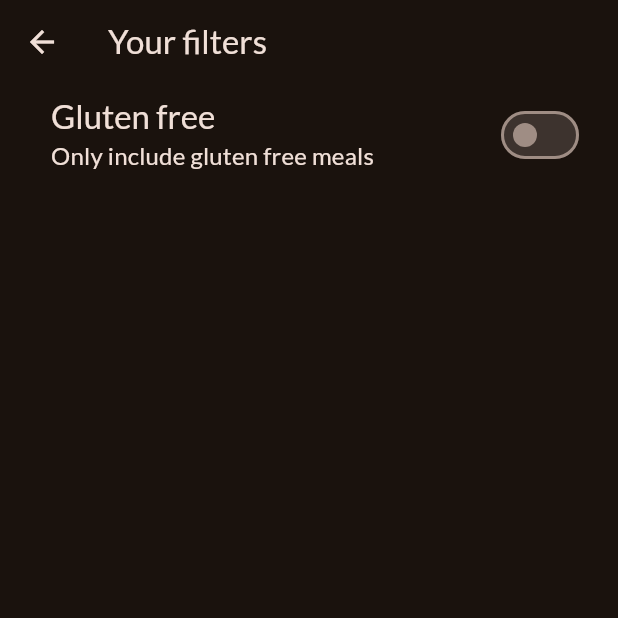
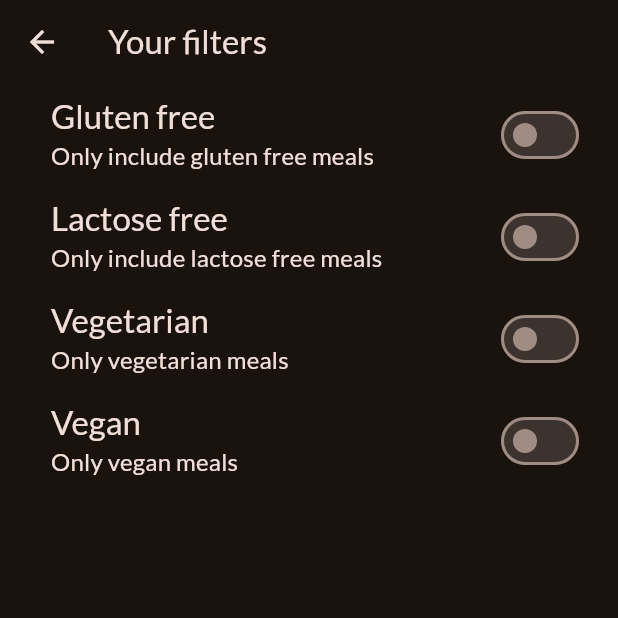
Before and after one commit to ishansaxena022/meals_app, a Flutter app: the FilterScreen screen opened directly, on a phone screen of 412 x 824 dp, the top half of it. Run offline on Flutter 3.47's test engine with Material 3 defaults, Android fonts, the phone set to English and light mode, and no system bars; our stand-ins replace google_fonts, transparent_image.

Commit message:
22 Adding more filters

```diff
--- a/lib/screens/filter.dart
+++ b/lib/screens/filter.dart
@@ -12,6 +12,10 @@ class FilterScreen extends StatefulWidget{
 class _FilterScreenState extends State<FilterScreen>{
 
   var _glutenFreeFilter = false;
+  var _lactoseFreeFilter = false;
+  var _veganFilter = false;
+  var _vegetarianFilter = false;
+
   @override
   Widget build(BuildContext context) {
     return Scaffold(
@@ -31,7 +35,7 @@ class _FilterScreenState extends State<FilterScreen>{
       // }),
       body: Column(
         children: [
-          SwitchListTile(
+          SwitchListTile( //GlutenFree
             value: _glutenFreeFilter,
             onChanged: (isChecked){
               setState(() {
@@ -46,6 +50,54 @@ class _FilterScreenState extends State<FilterScreen>{
             ),),
             activeColor: Theme.of(context).colorScheme.tertiary,
             contentPadding: const EdgeInsets.only(left: 34,right: 22),
+          ),
+          SwitchListTile( //LactoseFree
+            value: _lactoseFreeFilter,
+            onChanged: (isChecked){
+              setState(() {
+                _lactoseFreeFilter = isChecked;
+              });
+            },
+            title: Text('Lactose free', style:Theme.of(context).textTheme.titleLarge!.copyWith(
+              color: Theme.of(context).colorScheme.onBackground,
+            )),
+            subtitle: Text('Only include lactose free meals',style: Theme.of(context).textTheme.titleMedium!.copyWith(
+              color: Theme.of(context).colorScheme.onBackground,
+            ),),
+            activeColor: Theme.of(context).colorScheme.tertiary,
+            contentPadding: const EdgeInsets.only(left: 34,right: 22),
+          ),
+          SwitchListTile( //Vegetarian
+            value: _vegetarianFilter,
+            onChanged: (isChecked){
+              setState(() {
+                _vegetarianFilter = isChecked;
+              });
+            },
+            title: Text('Vegetarian', style:Theme.of(context).textTheme.titleLarge!.copyWith(
+              color: Theme.of(context).colorScheme.onBackground,
+            )),
+            subtitle: Text('Only vegetarian meals',style: Theme.of(context).textTheme.titleMedium!.copyWith(
+              color: Theme.of(context).colorScheme.onBackground,
+            ),),
+            activeColor: Theme.of(context).colorScheme.tertiary,
+            contentPadding: const EdgeInsets.only(left: 34,right: 22),
+          ),
+          SwitchListTile( //Vegan
+            value: _veganFilter,
+            onChanged: (isChecked){
+              setState(() {
+                _veganFilter = isChecked;
+              });
+            },
+            title: Text('Vegan', style:Theme.of(context).textTheme.titleLarge!.copyWith(
+              color: Theme.of(context).colorScheme.onBackground,
+            )),
+            subtitle: Text('Only vegan meals',style: Theme.of(context).textTheme.titleMedium!.copyWith(
+              color: Theme.of(context).colorScheme.onBackground,
+            ),),
+            activeColor: Theme.of(context).colorScheme.tertiary,
+            contentPadding: const EdgeInsets.only(left: 34,right: 22),
           )
         ],
       ),
```
Also changed, not shown: 1 other file.
